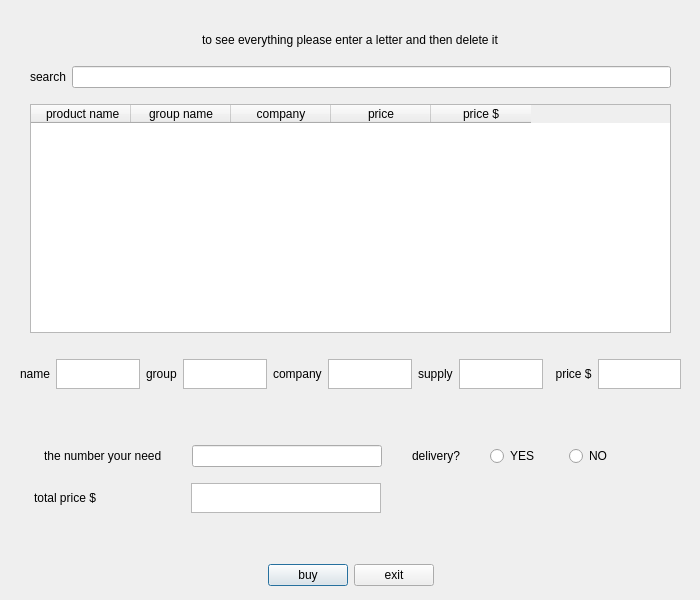
Old version of the form mbuy.ui in the repository melika-ag8/finalfoof.
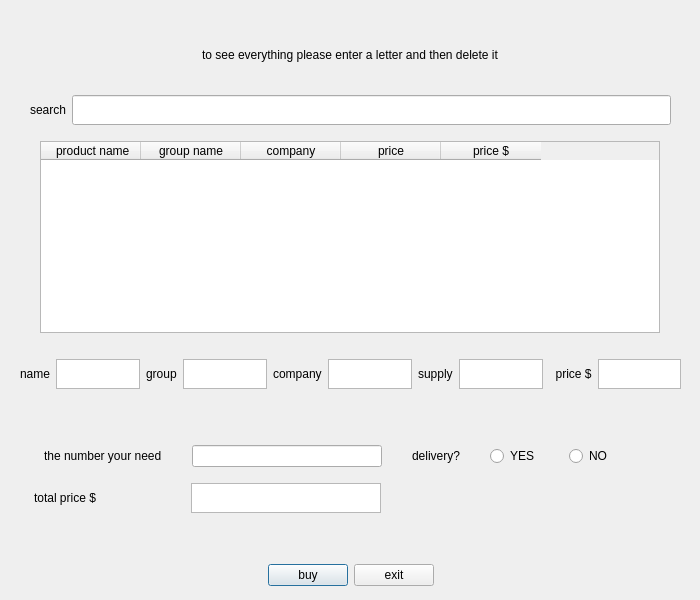
New version of the form. Icons and pictures are not drawn.

```diff
--- a/mbuy.ui
+++ b/mbuy.ui
@@ -206,6 +206,18 @@
           </property>
           <item>
            <widget class="QTableWidget" name="show">
+            <property name="sizePolicy">
+             <sizepolicy hsizetype="Fixed" vsizetype="Fixed">
+              <horstretch>0</horstretch>
+              <verstretch>0</verstretch>
+             </sizepolicy>
+            </property>
+            <property name="maximumSize">
+             <size>
+              <width>620</width>
+              <height>250</height>
+             </size>
+            </property>
             <column>
              <property name="text">
               <string> product name</string>
```
